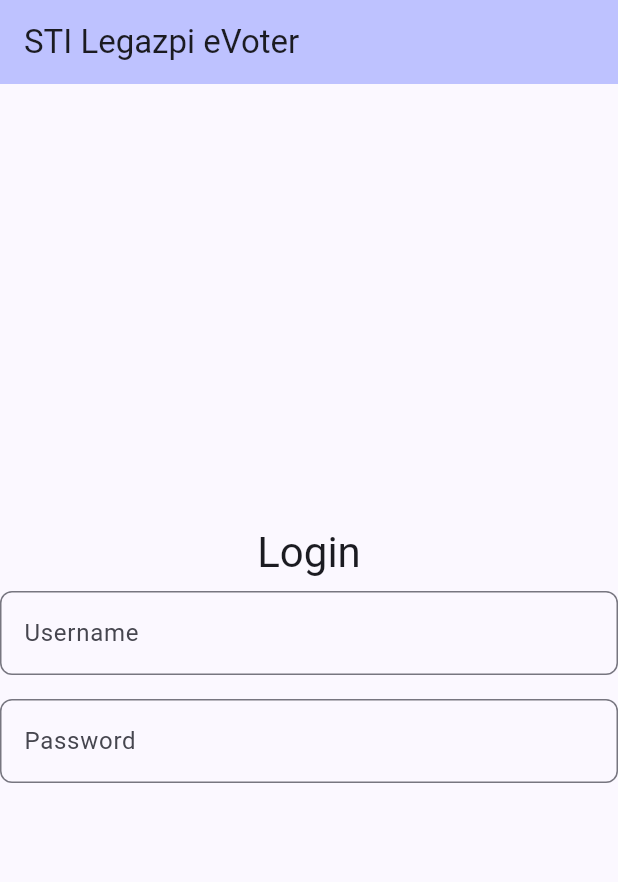
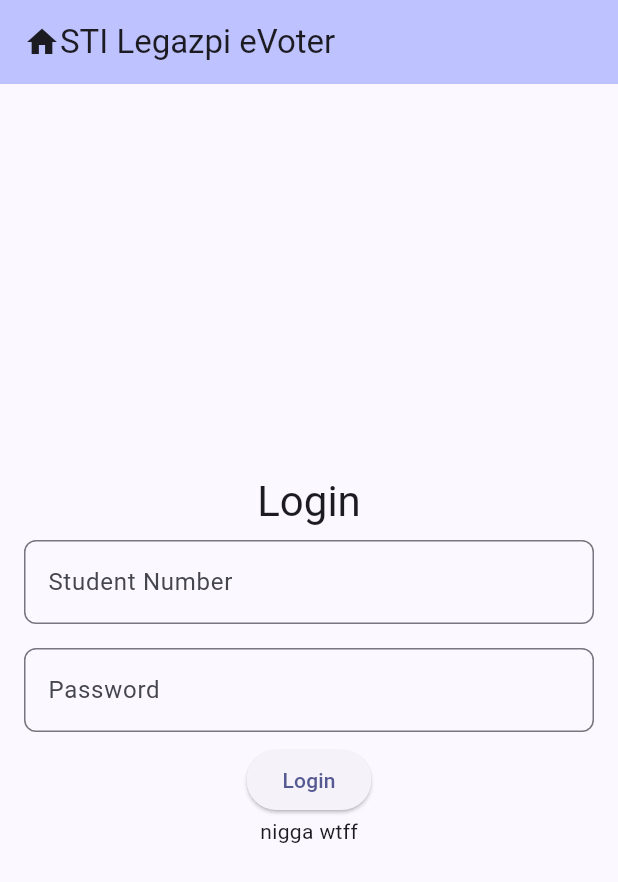
Before and after one commit to PlayerOne-bit/sti_legazpi_evoter, a Flutter app: the screen it shows after launch, on a phone screen of 412 x 824 dp. Shown: the top 882 px of the screen. Run offline on Flutter 3.47's test engine with Material 3 defaults, Android fonts, the phone set to English and light mode, and no system bars.

Commit message:
set up sceens

```diff
--- a/lib/main.dart
+++ b/lib/main.dart
@@ -1,4 +1,6 @@
 import 'package:flutter/material.dart';
+
+import 'screens/auth.dart';
 
 void main() {
   runApp(const MyApp());
@@ -11,61 +13,11 @@ class MyApp extends StatelessWidget {
     return MaterialApp(
       title: 'STI Legazpi eVoter',
       theme: ThemeData(
-        colorScheme: .fromSeed(seedColor: const Color.fromARGB(255, 0, 0, 255)),
+        colorScheme: ColorScheme.fromSeed(
+          seedColor: const Color.fromARGB(255, 0, 0, 255),
+        ),
       ),
-      home: const MyHomePage(title: 'STI Legazpi eVoter'),
+      home: const AuthScreen(title: 'STI Legazpi eVoter'),
     );
   }
 }
-
-class MyHomePage extends StatefulWidget {
-  const MyHomePage({super.key, required this.title});
-
-  final String title;
-
-  @override
-  State<MyHomePage> createState() => _MyHomePageState();
-}
-
-class _MyHomePageState extends State<MyHomePage> {
-  @override
-  Widget build(BuildContext context) {
-    return Scaffold(
-      appBar: AppBar(
-        backgroundColor: Theme.of(context).colorScheme.inversePrimary,
-        title: Text(widget.title),
-      ),
-      body: Center(
-        child: Column(
-          mainAxisAlignment: MainAxisAlignment.center,
-          children: [
-            Text('Login', style: Theme.of(context).textTheme.headlineMedium),
-            Padding(
-              padding: const EdgeInsets.symmetric(vertical: 8.0),
-              child: TextField(
-                decoration: InputDecoration(
-                  labelText: 'Username',
-                  border: OutlineInputBorder(
-                    borderRadius: BorderRadius.circular(8.0),
-                  ),
-                ),
-              ),
-            ),
-            Padding(
-              padding: const EdgeInsets.symmetric(vertical: 8.0),
-              child: TextField(
-                decoration: InputDecoration(
-                  labelText: 'Password',
-                  border: OutlineInputBorder(
-                    borderRadius: BorderRadius.circular(8.0),
-                  ),
-                ),
-                obscureText: true,
-              ),
-            ),
-          ],
-        ),
-      ),
-    );
-  }
-}
--- /dev/null
+++ b/lib/screens/auth.dart
@@ -0,0 +1,62 @@
+import 'package:flutter/material.dart';
+
+export 'auth.dart';
+
+class AuthScreen extends StatefulWidget {
+  const AuthScreen({super.key, required this.title});
+  final String title;
+
+  @override
+  State<AuthScreen> createState() => _AuthScreenState();
+}
+
+class _AuthScreenState extends State<AuthScreen> {
+  @override
+  Widget build(BuildContext context) {
+    return Scaffold(
+      appBar: AppBar(
+        backgroundColor: Theme.of(context).colorScheme.inversePrimary,
+        title: Row(children: [Icon(Icons.home), Text(widget.title)]),
+      ),
+      body: Center(
+        child: Column(
+          mainAxisAlignment: MainAxisAlignment.center,
+          children: [
+            Text('Login', style: Theme.of(context).textTheme.headlineMedium),
+            Padding(
+              padding: const EdgeInsets.symmetric(
+                vertical: 8.0,
+                horizontal: 16.0,
+              ),
+              child: TextField(
+                decoration: InputDecoration(
+                  labelText: 'Student Number',
+                  border: OutlineInputBorder(
+                    borderRadius: BorderRadius.circular(8.0),
+                  ),
+                ),
+              ),
+            ),
+            Padding(
+              padding: const EdgeInsets.symmetric(
+                vertical: 8.0,
+                horizontal: 16.0,
+              ),
+              child: TextField(
+                decoration: InputDecoration(
+                  labelText: 'Password',
+                  border: OutlineInputBorder(
+                    borderRadius: BorderRadius.circular(8.0),
+                  ),
+                ),
+                obscureText: true,
+              ),
+            ),
+            ElevatedButton(onPressed: () => {}, child: const Text('Login')),
+            Text('nigga wtff'),
+          ],
+        ),
+      ),
+    );
+  }
+}
--- /dev/null
+++ b/lib/screens/home.dart
@@ -0,0 +1,16 @@
+import 'package:flutter/material.dart';
+
+class HomeScreen extends StatefulWidget {
+  const HomeScreen({super.key, required this.title});
+  final String title;
+
+  @override
+  State<HomeScreen> createState() => _HomeScreenState();
+}
+
+class _HomeScreenState extends State<HomeScreen> {
+  @override
+  Widget build(BuildContext context) {
+    return Scaffold();
+  }
+}
```
